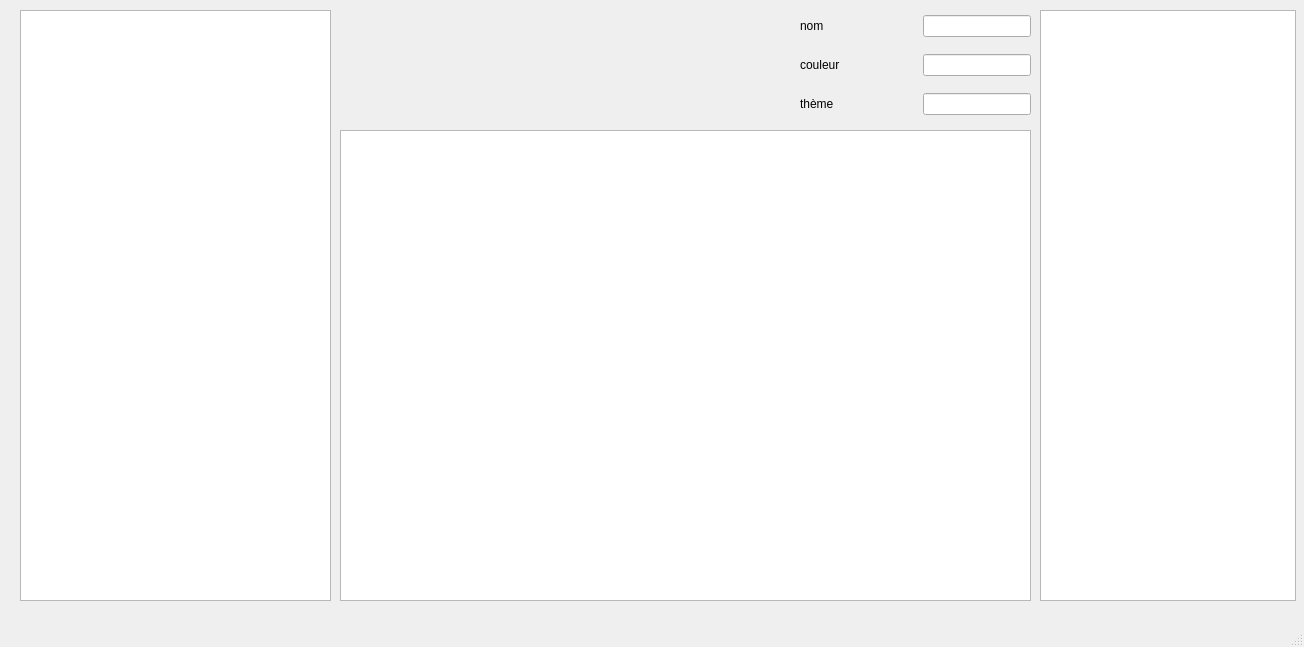
Above: picturemanager.ui from aoryuh/IHM-Projet before the change. Below: the same form after it.
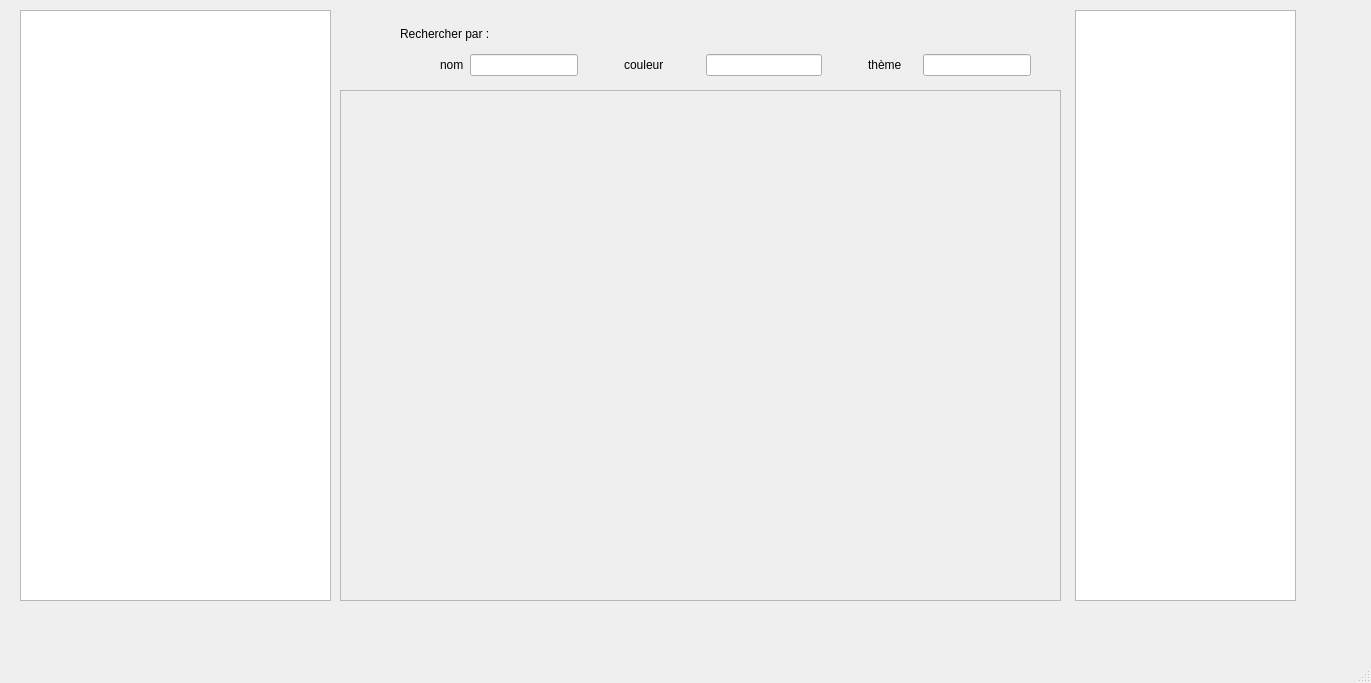
That is the form after the change.

Diff of the .ui file:
```diff
--- a/picturemanager.ui
+++ b/picturemanager.ui
@@ -6,24 +6,14 @@
    <rect>
     <x>0</x>
     <y>0</y>
-    <width>1304</width>
-    <height>647</height>
+    <width>1371</width>
+    <height>683</height>
    </rect>
   </property>
   <property name="windowTitle">
    <string>MainWindow</string>
   </property>
   <widget class="QWidget" name="centralwidget">
-   <widget class="QGraphicsView" name="graphicsView">
-    <property name="geometry">
-     <rect>
-      <x>340</x>
-      <y>130</y>
-      <width>691</width>
-      <height>471</height>
-     </rect>
-    </property>
-   </widget>
    <widget class="QTreeView" name="treeView">
     <property name="geometry">
      <rect>
@@ -37,34 +27,77 @@
    <widget class="QListWidget" name="listWidget">
     <property name="geometry">
      <rect>
-      <x>1040</x>
+      <x>1075</x>
       <y>10</y>
-      <width>256</width>
+      <width>221</width>
       <height>591</height>
      </rect>
     </property>
    </widget>
+   <widget class="QScrollArea" name="scrollArea">
+    <property name="geometry">
+     <rect>
+      <x>340</x>
+      <y>90</y>
+      <width>721</width>
+      <height>511</height>
+     </rect>
+    </property>
+    <property name="widgetResizable">
+     <bool>true</bool>
+    </property>
+    <widget class="QWidget" name="scrollAreaWidgetContents">
+     <property name="geometry">
+      <rect>
+       <x>0</x>
+       <y>0</y>
+       <width>719</width>
+       <height>509</height>
+      </rect>
+     </property>
+    </widget>
+   </widget>
    <widget class="QWidget" name="">
     <property name="geometry">
      <rect>
-      <x>800</x>
-      <y>10</y>
-      <width>231</width>
-      <height>110</height>
+      <x>400</x>
+      <y>20</y>
+      <width>631</width>
+      <height>56</height>
      </rect>
     </property>
     <layout class="QVBoxLayout" name="verticalLayout">
-     <property name="spacing">
-      <number>12</number>
-     </property>
-     <property name="rightMargin">
-      <number>0</number>
-     </property>
-     <property name="bottomMargin">
-      <number>0</number>
-     </property>
+     <item>
+      <widget class="QLabel" name="label_4">
+       <property name="styleSheet">
+        <string notr="true">font: 700 11pt &quot;Segoe UI&quot;;
+color: black;</string>
+       </property>
+       <property name="text">
+        <string>Rechercher par :</string>
+       </property>
+      </widget>
+     </item>
+     <item>
+      <layout class="QHBoxLayout" name="horizontalLayout_4">
      <item>
       <layout class="QHBoxLayout" name="horizontalLayout_3">
+         <item>
+          <spacer name="horizontalSpacer">
+           <property name="orientation">
+            <enum>Qt::Horizontal</enum>
+           </property>
+           <property name="sizeType">
+            <enum>QSizePolicy::Fixed</enum>
+           </property>
+           <property name="sizeHint" stdset="0">
+            <size>
+             <width>40</width>
+             <height>20</height>
+            </size>
+           </property>
+          </spacer>
+         </item>
        <item>
         <widget class="QLabel" name="label">
          <property name="sizePolicy">
@@ -78,22 +111,6 @@
          </property>
         </widget>
        </item>
-       <item>
-        <spacer name="horizontalSpacer">
-         <property name="orientation">
-          <enum>Qt::Horizontal</enum>
-         </property>
-         <property name="sizeType">
-          <enum>QSizePolicy::Fixed</enum>
-         </property>
-         <property name="sizeHint" stdset="0">
-          <size>
-           <width>40</width>
-           <height>20</height>
-          </size>
-         </property>
-        </spacer>
-       </item>
        <item>
         <widget class="QLineEdit" name="lineEdit"/>
        </item>
@@ -101,6 +118,22 @@
      </item>
      <item>
       <layout class="QHBoxLayout" name="horizontalLayout_2">
+         <item>
+          <spacer name="horizontalSpacer_2">
+           <property name="orientation">
+            <enum>Qt::Horizontal</enum>
+           </property>
+           <property name="sizeType">
+            <enum>QSizePolicy::Fixed</enum>
+           </property>
+           <property name="sizeHint" stdset="0">
+            <size>
+             <width>40</width>
+             <height>20</height>
+            </size>
+           </property>
+          </spacer>
+         </item>
        <item>
         <widget class="QLabel" name="label_2">
          <property name="sizePolicy">
@@ -114,27 +147,11 @@
          </property>
         </widget>
        </item>
-       <item>
-        <spacer name="horizontalSpacer_2">
-         <property name="orientation">
-          <enum>Qt::Horizontal</enum>
-         </property>
-         <property name="sizeType">
-          <enum>QSizePolicy::Fixed</enum>
-         </property>
-         <property name="sizeHint" stdset="0">
-          <size>
-           <width>40</width>
-           <height>20</height>
-          </size>
-         </property>
-        </spacer>
+        </layout>
        </item>
        <item>
         <widget class="QLineEdit" name="lineEdit_2"/>
        </item>
-      </layout>
-     </item>
      <item>
       <layout class="QHBoxLayout" name="horizontalLayout">
        <property name="spacing">
@@ -143,6 +160,22 @@
        <property name="sizeConstraint">
         <enum>QLayout::SetMinAndMaxSize</enum>
        </property>
+         <item>
+          <spacer name="horizontalSpacer_3">
+           <property name="orientation">
+            <enum>Qt::Horizontal</enum>
+           </property>
+           <property name="sizeType">
+            <enum>QSizePolicy::Fixed</enum>
+           </property>
+           <property name="sizeHint" stdset="0">
+            <size>
+             <width>40</width>
+             <height>20</height>
+            </size>
+           </property>
+          </spacer>
+         </item>
        <item>
         <widget class="QLabel" name="label_3">
          <property name="sizePolicy">
@@ -156,28 +189,14 @@
          </property>
         </widget>
        </item>
-       <item>
-        <spacer name="horizontalSpacer_3">
-         <property name="orientation">
-          <enum>Qt::Horizontal</enum>
-         </property>
-         <property name="sizeType">
-          <enum>QSizePolicy::Fixed</enum>
-         </property>
-         <property name="sizeHint" stdset="0">
-          <size>
-           <width>40</width>
-           <height>20</height>
-          </size>
-         </property>
-        </spacer>
-       </item>
        <item>
         <widget class="QLineEdit" name="lineEdit_3"/>
        </item>
       </layout>
      </item>
     </layout>
+     </item>
+    </layout>
    </widget>
   </widget>
   <widget class="QMenuBar" name="menubar">
```
Left out of the diff: 2 changed lines with no effect on the pictures. Lines whose indentation alone changed are shown as unchanged.
